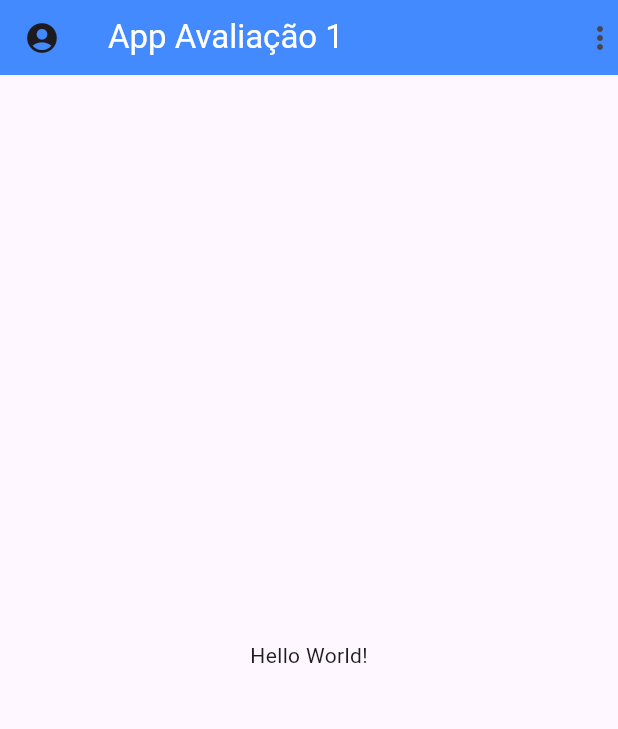
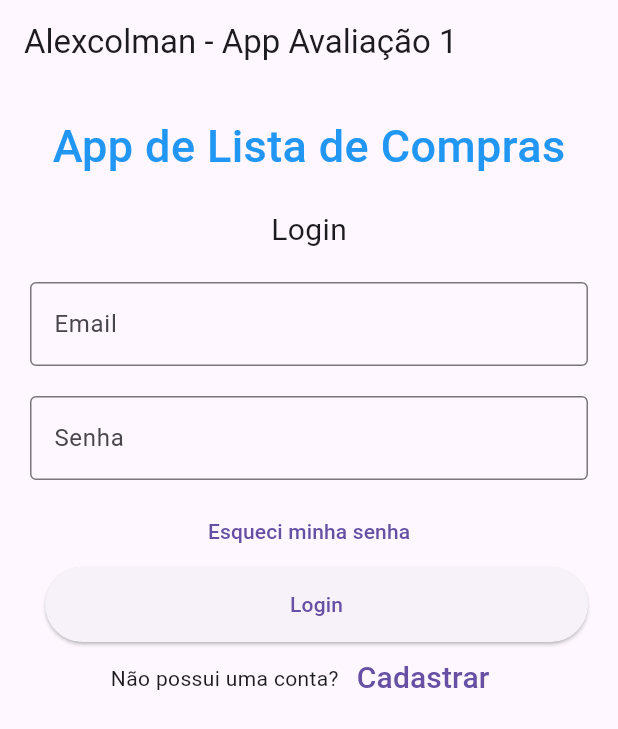
Before and after one commit to alextochy/fatec_rp_noite_pdm2024_app_avaliacao1_alexcolman, a Flutter app: the screen it shows after launch, on a phone screen of 412 x 824 dp. Shown: the top 729 px of the screen. Run offline on Flutter 3.47's test engine with Material 3 defaults, Android fonts, the phone set to English and light mode, and no system bars; our stand-ins replace device_preview.

Commit message:
Finzalizando sistema de login, drawer com sobre e log out

```diff
--- a/lib/main.dart
+++ b/lib/main.dart
@@ -2,8 +2,11 @@
 import 'package:device_preview/device_preview.dart';
 import 'package:flutter/material.dart';
 
+import 'view/login_view.dart';
+import 'view/cadastro_view.dart';
+import 'view/esqueceu-senha_view.dart';
 import 'view/principal_view.dart';
-import 'view/tela1_view.dart';
+import 'view/sobre_view.dart';
 
 void main() {
   runApp(
@@ -22,16 +25,17 @@ class MainApp extends StatelessWidget {
     return MaterialApp(
       debugShowCheckedModeBanner: false,
       title: 'Alexcolman - App Avaliação 1',
-      home: PrincipalView(),
+      home: LoginView(),
       //
       // ROTAS DE NAVEGAÇÂO
       //
-      initialRoute: 't0',
+      initialRoute: "t0",
       routes: {
-        't0': (context) => PrincipalView(),
-        't1': (context) => Tela1View(),
-        //'t2':(context) => Tela2View(),
-        //'t3':(context) => Tela3View(),
+        "t0": (context) => LoginView(),
+        "t1": (context) => CadastroView(),
+        't2': (context) => EsqueceuSenhaView(),
+        't3': (context) => PrincipalView(),
+        't4': (context) => SobreView()
       },
     );
   }
--- /dev/null
+++ b/lib/view/login_view.dart
@@ -0,0 +1,113 @@
+// ignore_for_file: prefer_const_constructors, use_super_parameters
+
+import 'package:flutter/material.dart';
+
+class LoginView extends StatelessWidget {
+  const LoginView({super.key});
+
+  static const String _title = 'Alexcolman - App Avaliação 1';
+
+  @override
+  Widget build(BuildContext context) {
+    return Scaffold(
+      appBar: AppBar(
+        title: const Text(_title),
+        automaticallyImplyLeading: false,
+      ),
+      body: const MyStatefulWidget(),
+    );
+  }
+}
+
+class MyStatefulWidget extends StatefulWidget {
+  const MyStatefulWidget({Key? key}) : super(key: key);
+
+  @override
+  State<MyStatefulWidget> createState() => _MyStatefulWidgetState();
+}
+
+class _MyStatefulWidgetState extends State<MyStatefulWidget> {
+  TextEditingController emailController = TextEditingController();
+  TextEditingController passwordController = TextEditingController();
+
+  @override
+  Widget build(BuildContext context) {
+    return Padding(
+        padding: const EdgeInsets.all(10),
+        child: ListView(
+          children: <Widget>[
+            Container(
+                alignment: Alignment.center,
+                padding: const EdgeInsets.all(10),
+                child: const Text(
+                  'App de Lista de Compras',
+                  style: TextStyle(
+                      color: Colors.blue,
+                      fontWeight: FontWeight.w500,
+                      fontSize: 30),
+                )),
+            Container(
+                alignment: Alignment.center,
+                padding: const EdgeInsets.all(10),
+                child: const Text(
+                  'Login',
+                  style: TextStyle(fontSize: 20),
+                )),
+            Container(
+              padding: const EdgeInsets.all(10),
+              child: TextField(
+                controller: emailController,
+                decoration: const InputDecoration(
+                  border: OutlineInputBorder(),
+                  labelText: 'Email',
+                ),
+              ),
+            ),
+            Container(
+              padding: const EdgeInsets.fromLTRB(10, 10, 10, 10),
+              child: TextField(
+                obscureText: true,
+                controller: passwordController,
+                decoration: const InputDecoration(
+                  border: OutlineInputBorder(),
+                  labelText: 'Senha',
+                ),
+              ),
+            ),
+            TextButton(
+              onPressed: () {
+                Navigator.pushNamed(context, "t2");
+              },
+              child: const Text(
+                'Esqueci minha senha',
+              ),
+            ),
+            Container(
+                height: 50,
+                padding: const EdgeInsets.fromLTRB(20, 0, 10, 0),
+                child: ElevatedButton(
+                  child: const Text('Login'),
+                  onPressed: () {
+                    String usuario = emailController.text;
+                    Navigator.pushNamed(context, "t3", arguments: usuario);
+                  },
+                )),
+            Row(
+              mainAxisAlignment: MainAxisAlignment.center,
+              children: <Widget>[
+                const Text('Não possui uma conta?'),
+                TextButton(
+                  child: const Text(
+                    'Cadastrar',
+                    style: TextStyle(fontSize: 20),
+                  ),
+                  onPressed: () {
+                    Navigator.pushNamed(context, "t1");
+                  },
+                )
+              ],
+            ),
+          ],
+        ));
+  }
+}
--- a/pubspec.yaml
+++ b/pubspec.yaml
@@ -10,11 +10,13 @@ dependencies:
   device_preview: ^1.1.0
   flutter:
     sdk: flutter
+  path: ^1.9.0
+  sqflite: ^2.3.3
 
 dev_dependencies:
   flutter_test:
     sdk: flutter
-  flutter_lints: ^2.0.0
+  flutter_lints: ^3.0.2
 
 flutter:
   uses-material-design: true
```
Also changed, not shown: lib/model/user_model.dart (added, +23 -0 lines), lib/view/cadastro_view.dart (added, +112 -0 lines), lib/view/esqueceu-senha_view.dart (added, +85 -0 lines), lib/view/principal_view.dart (+45 -7 lines), lib/view/sobre_view.dart (added, +38 -0 lines), lib/view/tela1_view.dart (deleted, +0 -15 lines), lib/model/shopping_list_model.dart (added), lib/services/database_helper.dart (added), pubspec.lock.
